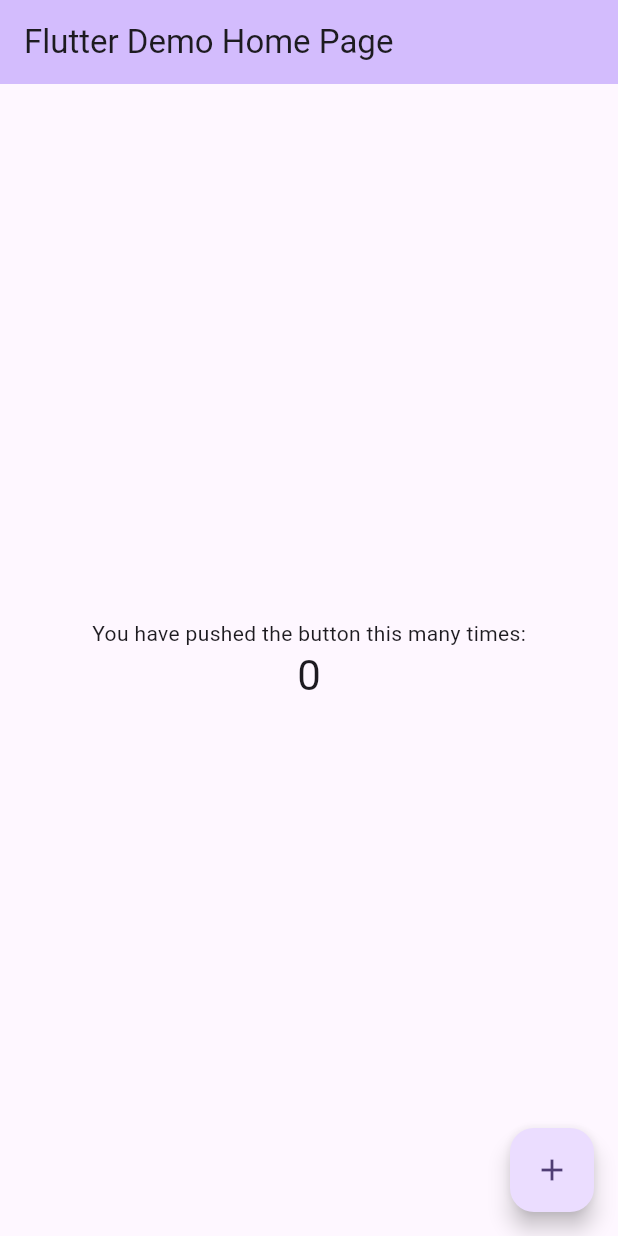
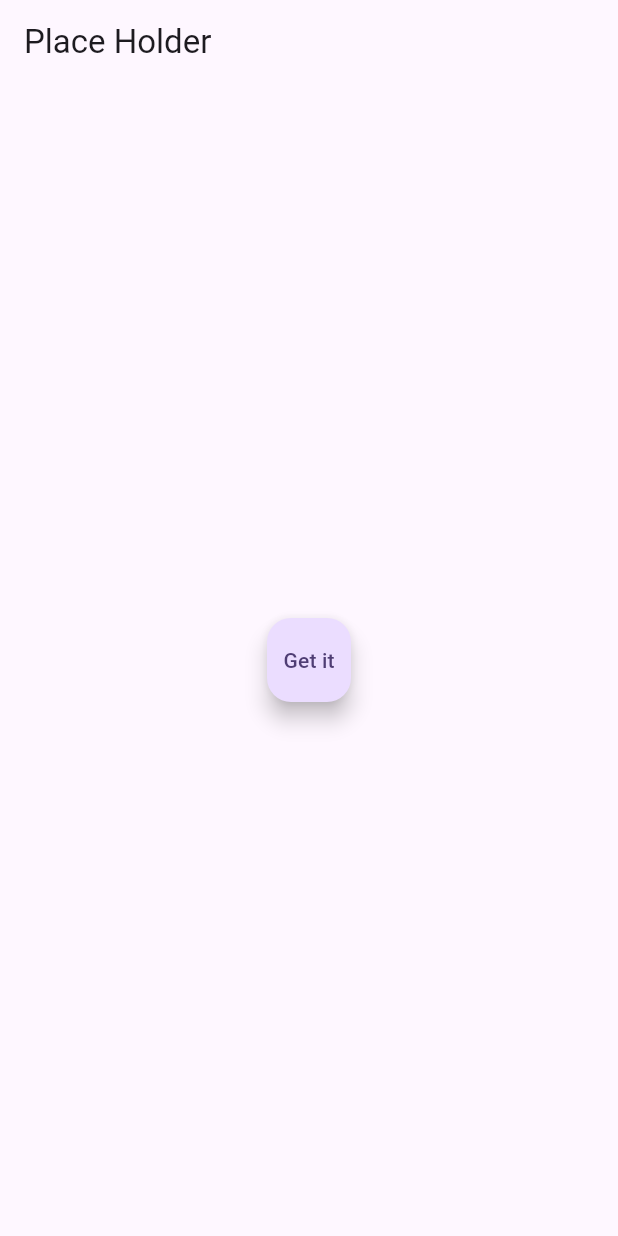
Before and after one commit to l04i/tawila_task, a Flutter app: the screen it shows after launch, on a phone screen of 412 x 824 dp. Run offline on Flutter 3.47's test engine with Material 3 defaults, Android fonts, the phone set to English and light mode, and no system bars.

Commit message:
initial commit

```diff
--- a/lib/main.dart
+++ b/lib/main.dart
@@ -1,4 +1,9 @@
 import 'package:flutter/material.dart';
+import 'package:provider/provider.dart';
+import 'package:tawila_task/providers/restaurants_provider.dart';
+import 'package:tawila_task/repositories/restaurants_repo.dart';
+import 'package:tawila_task/services/api_service.dart';
+import 'package:tawila_task/view/restaurants.dart';
 
 void main() {
   runApp(const MyApp());
@@ -7,119 +12,21 @@
 class MyApp extends StatelessWidget {
   const MyApp({super.key});
 
-  // This widget is the root of your application.
   @override
   Widget build(BuildContext context) {
-    return MaterialApp(
-      title: 'Flutter Demo',
-      theme: ThemeData(
-        // This is the theme of your application.
-        //
-        // TRY THIS: Try running your application with "flutter run". You'll see
-        // the application has a purple toolbar. Then, without quitting the app,
-        // try changing the seedColor in the colorScheme below to Colors.green
-        // and then invoke "hot reload" (save your changes or press the "hot
-        // reload" button in a Flutter-supported IDE, or press "r" if you used
-        // the command line to start the app).
-        //
-        // Notice that the counter didn't reset back to zero; the application
-        // state is not lost during the reload. To reset the state, use hot
-        // restart instead.
-        //
-        // This works for code too, not just values: Most code changes can be
-        // tested with just a hot reload.
-        colorScheme: ColorScheme.fromSeed(seedColor: Colors.deepPurple),
-        useMaterial3: true,
-      ),
-      home: const MyHomePage(title: 'Flutter Demo Home Page'),
-    );
+    return MultiProvider(
+        providers: [
+          ChangeNotifierProvider(
+              create: (_) => RestaurantsProvider(
+                  restaurantRepository:
+                      RestaurantsRepository(apiService: ApiService())))
+        ],
+        child: MaterialApp(
+            title: 'Tawila Restaurants',
+            theme: ThemeData(
+              colorScheme: ColorScheme.fromSeed(seedColor: Colors.deepPurple),
+              useMaterial3: true,
+            ),
+            home: const RestaurantsScreen()));
   }
 }
-
-class MyHomePage extends StatefulWidget {
-  const MyHomePage({super.key, required this.title});
-
-  // This widget is the home page of your application. It is stateful, meaning
-  // that it has a State object (defined below) that contains fields that affect
-  // how it looks.
-
-  // This class is the configuration for the state. It holds the values (in this
-  // case the title) provided by the parent (in this case the App widget) and
-  // used by the build method of the State. Fields in a Widget subclass are
-  // always marked "final".
-
-  final String title;
-
-  @override
-  State<MyHomePage> createState() => _MyHomePageState();
-}
-
-class _MyHomePageState extends State<MyHomePage> {
-  int _counter = 0;
-
-  void _incrementCounter() {
-    setState(() {
-      // This call to setState tells the Flutter framework that something has
-      // changed in this State, which causes it to rerun the build method below
-      // so that the display can reflect the updated values. If we changed
-      // _counter without calling setState(), then the build method would not be
-      // called again, and so nothing would appear to happen.
-      _counter++;
-    });
-  }
-
-  @override
-  Widget build(BuildContext context) {
-    // This method is rerun every time setState is called, for instance as done
-    // by the _incrementCounter method above.
-    //
-    // The Flutter framework has been optimized to make rerunning build methods
-    // fast, so that you can just rebuild anything that needs updating rather
-    // than having to individually change instances of widgets.
-    return Scaffold(
-      appBar: AppBar(
-        // TRY THIS: Try changing the color here to a specific color (to
-        // Colors.amber, perhaps?) and trigger a hot reload to see the AppBar
-        // change color while the other colors stay the same.
-        backgroundColor: Theme.of(context).colorScheme.inversePrimary,
-        // Here we take the value from the MyHomePage object that was created by
-        // the App.build method, and use it to set our appbar title.
-        title: Text(widget.title),
-      ),
-      body: Center(
-        // Center is a layout widget. It takes a single child and positions it
-        // in the middle of the parent.
-        child: Column(
-          // Column is also a layout widget. It takes a list of children and
-          // arranges them vertically. By default, it sizes itself to fit its
-          // children horizontally, and tries to be as tall as its parent.
-          //
-          // Column has various properties to control how it sizes itself and
-          // how it positions its children. Here we use mainAxisAlignment to
-          // center the children vertically; the main axis here is the vertical
-          // axis because Columns are vertical (the cross axis would be
-          // horizontal).
-          //
-          // TRY THIS: Invoke "debug painting" (choose the "Toggle Debug Paint"
-          // action in the IDE, or press "p" in the console), to see the
-          // wireframe for each widget.
-          mainAxisAlignment: MainAxisAlignment.center,
-          children: <Widget>[
-            const Text(
-              'You have pushed the button this many times:',
-            ),
-            Text(
-              '$_counter',
-              style: Theme.of(context).textTheme.headlineMedium,
-            ),
-          ],
-        ),
-      ),
-      floatingActionButton: FloatingActionButton(
-        onPressed: _incrementCounter,
-        tooltip: 'Increment',
-        child: const Icon(Icons.add),
-      ), // This trailing comma makes auto-formatting nicer for build methods.
-    );
-  }
-}
--- /dev/null
+++ b/lib/models/restaurant.dart
@@ -0,0 +1,23 @@
+class Restaurant {
+  final String? id;
+  final String? name;
+  final String? photoUrl;
+  final String? description;
+  final bool? isActive;
+
+  Restaurant(
+      {required this.id,
+      required this.name,
+      required this.photoUrl,
+      required this.description,
+      required this.isActive});
+
+  factory Restaurant.fromJson(Map<dynamic, dynamic> json) {
+    return Restaurant(
+        id: json['id'],
+        name: json['name'],
+        photoUrl: json['photo_url'],
+        description: json['description'],
+        isActive: json['is_active']);
+  }
+}
--- /dev/null
+++ b/lib/providers/restaurants_provider.dart
@@ -0,0 +1,31 @@
+import 'package:flutter/material.dart';
+import 'package:tawila_task/models/restaurant.dart';
+import 'package:tawila_task/repositories/restaurants_repo.dart';
+
+class RestaurantsProvider extends ChangeNotifier {
+  final RestaurantsRepository restaurantRepository;
+
+  RestaurantsProvider({required this.restaurantRepository});
+
+  List<Restaurant> _restuarants = [];
+  bool _isLoading = false;
+  String? _errorMessage;
+
+  List<Restaurant> get restaurants => _restuarants;
+  bool get isLoading => _isLoading;
+  String? get errorMessage => _errorMessage;
+
+  Future<void> getRestaurants() async {
+    _isLoading = true;
+    notifyListeners();
+
+    try {
+      _restuarants = await restaurantRepository.getRestaurants();
+    } catch (e) {
+      _errorMessage = e.toString();
+    } finally {
+      _isLoading = false;
+      notifyListeners();
+    }
+  }
+}
--- /dev/null
+++ b/lib/repositories/restaurants_repo.dart
@@ -0,0 +1,12 @@
+import 'package:tawila_task/models/restaurant.dart';
+import 'package:tawila_task/services/api_service.dart';
+
+class RestaurantsRepository {
+  final ApiService apiService;
+
+  RestaurantsRepository({required this.apiService});
+
+  Future<List<Restaurant>> getRestaurants() {
+    return apiService.getRestaurants();
+  }
+}
--- /dev/null
+++ b/lib/services/api_service.dart
@@ -0,0 +1,21 @@
+import 'dart:convert';
+
+import 'package:tawila_task/models/restaurant.dart';
+import 'package:http/http.dart' as http;
+
+class ApiService {
+  static const String baseUrl =
+      'https://tawila-staging-7bfcdc1fe77c.herokuapp.com';
+  static const String restaurantsEndpoint = '/api/v1/restaurants/';
+
+  Future<List<Restaurant>> getRestaurants() async {
+    final response = await http.get(Uri.parse(baseUrl + restaurantsEndpoint));
+
+    if (response.statusCode == 200) {
+      List json = jsonDecode(response.body);
+      return json.map((restaurant) => Restaurant.fromJson(restaurant)).toList();
+    } else {
+      throw Exception('Failed to load restaurant');
+    }
+  }
+}
--- /dev/null
+++ b/lib/view/restaurants.dart
@@ -0,0 +1,20 @@
+import 'package:flutter/material.dart';
+
+class RestaurantsScreen extends StatelessWidget {
+  const RestaurantsScreen({super.key});
+
+  @override
+  Widget build(BuildContext context) {
+    return Scaffold(
+      appBar: AppBar(
+        title: const Text("Place Holder"),
+      ),
+      body: Center(
+        child: FloatingActionButton(
+          onPressed: () {},
+          child: const Text("Get it"),
+        ),
+      ),
+    );
+  }
+}
```
Also changed, not shown: pubspec.yaml (+4 -17 lines), pubspec.lock.
